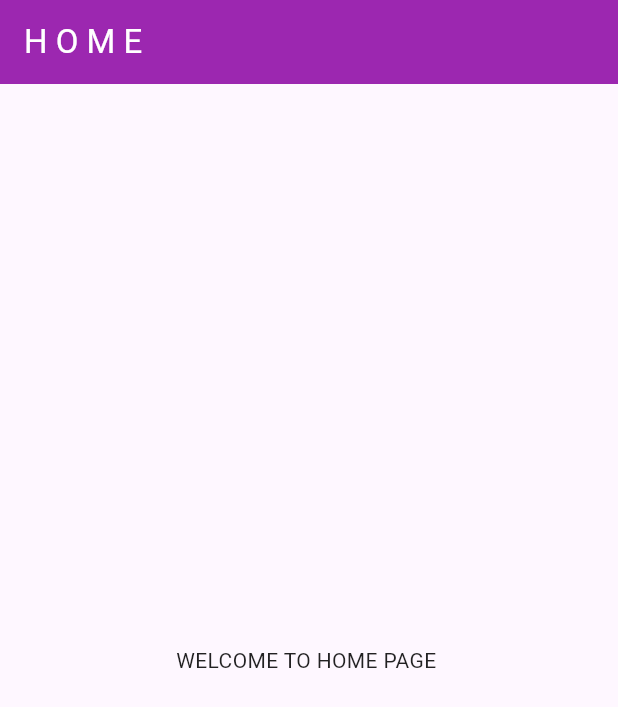
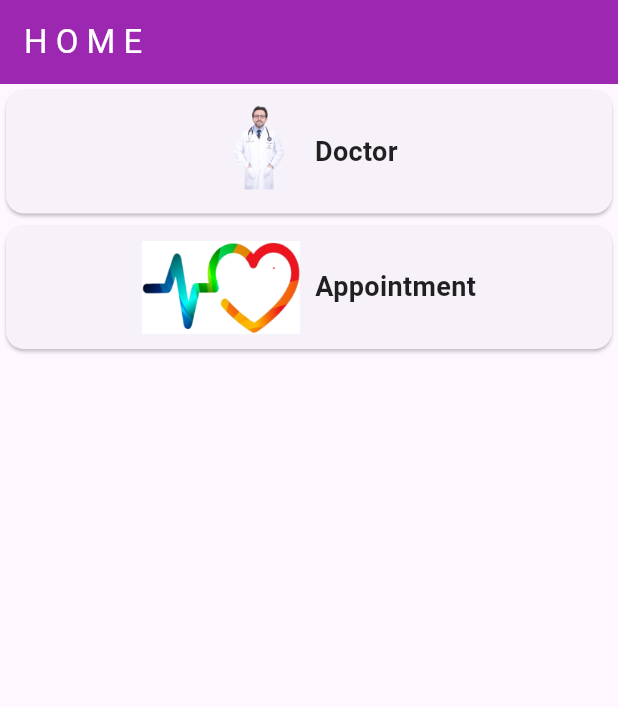
Before and after one commit to gokulvijayanand/healthcareapp, a Flutter app: the screen it shows after launch, on a phone screen of 412 x 824 dp. Shown: the top 707 px of the screen. Run offline on Flutter 3.47's test engine with Material 3 defaults, Android fonts, the phone set to English and light mode, and no system bars.

Commit message:
doctor and appointment app created

```diff
--- /dev/null
+++ b/lib/models/doctor.dart
@@ -0,0 +1,28 @@
+class Doctor {
+  final String name;
+  final String qualification;
+  final String specialization;
+  final String image;
+  final String mailid;
+  final String officeNo;
+
+  Doctor({
+    required this.name,
+    required this.qualification,
+    required this.specialization,
+    required this.image,
+    required this.mailid,
+    required this.officeNo,
+  });
+
+  factory Doctor.fromJson(Map<String, dynamic> json) {
+    return Doctor(
+      name: json['name'],
+      qualification: json['qualification'],
+      specialization: json['specialization'],
+      image: json['image'],
+      mailid: json['mailid'],
+      officeNo: json['officeNo'],
+    );
+  }
+}
--- /dev/null
+++ b/lib/screens/appointment_booking_page.dart
@@ -0,0 +1,15 @@
+import 'package:flutter/material.dart';
+
+class AppointmentBookingPage extends StatelessWidget {
+  @override
+  Widget build(BuildContext context) {
+    return Scaffold(
+      appBar: AppBar(
+        title: Text('Book Appointment'),
+      ),
+      body: Center(
+        child: Text('Appointment Booking'),
+      ),
+    );
+  }
+}
--- /dev/null
+++ b/lib/screens/doctor_detail_page.dart
@@ -0,0 +1,37 @@
+import 'package:flutter/material.dart';
+import '../models/doctor.dart'; // Make sure the path to Doctor model is correct
+
+class DoctorDetailPage extends StatelessWidget {
+  final Doctor doctor;
+
+  const DoctorDetailPage({Key? key, required this.doctor}) : super(key: key);
+
+  @override
+  Widget build(BuildContext context) {
+    return Scaffold(
+      appBar: AppBar(
+        title: Text(doctor.name),
+      ),
+      body: SingleChildScrollView( // Use SingleChildScrollView for a simple scrollable layout
+        child: Column(
+          children: [
+            Image.asset(doctor.image, width: double.infinity, fit: BoxFit.cover),
+            Padding(
+              padding: const EdgeInsets.all(8.0),
+              child: Column(
+                crossAxisAlignment: CrossAxisAlignment.start,
+                children: [
+                  Text('Name: ${doctor.name}', style: TextStyle(fontSize: 24, fontWeight: FontWeight.bold)),
+                  Text('Specialization: ${doctor.specialization}', style: TextStyle(fontSize: 20)),
+                  Text('Qualification: ${doctor.qualification}', style: TextStyle(fontSize: 18)),
+                  Text('Email: ${doctor.mailid}', style: TextStyle(fontSize: 16)),
+                  Text('Office No: ${doctor.officeNo}', style: TextStyle(fontSize: 16)),
+                ],
+              ),
+            ),
+          ],
+        ),
+      ),
+    );
+  }
+}
--- a/lib/screens/home_page.dart
+++ b/lib/screens/home_page.dart
@@ -1,4 +1,8 @@
 import 'package:flutter/material.dart';
+import '../widgets/home_card.dart';
+import 'doctors_list_page.dart';
+import 'appointment_booking_page.dart';
+import 'specialization_list_page.dart';
  class HomePage extends StatelessWidget {
    const HomePage({super.key});
 
@@ -9,12 +13,31 @@ import 'package:flutter/material.dart';
          title: Text("H O M E"),
 
        ),
-       body:Center(
-
-         child: Text("WELCOME TO HOME PAGE "),
-
-
-     ),
+       body: Column(
+         children: [
+           HomeCard(
+             title: 'Doctor',
+             imagePath: 'assets/images/doctor_1.png',
+             onTap: () {
+               Navigator.push(
+                 context,
+                 MaterialPageRoute(builder: (context) => DoctorsListPage()),
+               );
+             },
+           ),
+           // Inside HomePage widget
+           HomeCard(
+             title: 'Appointment',
+             imagePath: 'assets/images/healthcareLogo.png',
+             onTap: () {
+               Navigator.push(
+                 context,
+                 MaterialPageRoute(builder: (context) => SpecializationListPage()),
+               );
+             },
+           ),
+         ],
+       ),
      );
    }
  }
--- /dev/null
+++ b/lib/widgets/home_card.dart
@@ -0,0 +1,36 @@
+import 'package:flutter/material.dart';
+
+class HomeCard extends StatelessWidget {
+  final String title;
+  final String imagePath;
+  final VoidCallback onTap;
+
+  const HomeCard({
+    Key? key,
+    required this.title,
+    required this.imagePath,
+    required this.onTap,
+  }) : super(key: key);
+
+  @override
+  Widget build(BuildContext context) {
+    return GestureDetector(
+      onTap: onTap,
+      child: Card(
+        child: Container(
+          width: double.infinity,
+          height: MediaQuery.of(context).size.height * 0.1, // 10% of the body height
+          padding: EdgeInsets.all(10),
+          child: Row(
+            mainAxisAlignment: MainAxisAlignment.center,
+            children: [
+              Image.asset(imagePath),
+              SizedBox(width: 10),
+              Text(title, style: TextStyle(fontSize: 18, fontWeight: FontWeight.bold)),
+            ],
+          ),
+        ),
+      ),
+    );
+  }
+}
--- a/pubspec.yaml
+++ b/pubspec.yaml
@@ -61,6 +61,7 @@ flutter:
   # To add assets to your application, add an assets section, like this:
   assets:
      - assets/images/
+     - assets/data/
 
   # An image asset can refer to one or more resolution-specific "variants", see
   # https://flutter.dev/assets-and-images/#resolution-aware
```
Also changed, not shown: assets/data/doctors.json (added, +130 -0 lines), lib/screens/doctors_list_page.dart (added, +66 -0 lines), lib/screens/specialization_list_page.dart (added, +62 -0 lines).
